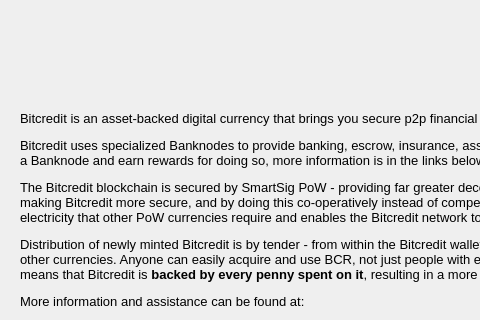
Old version of the form src/qt/forms/helpmessagedialog.ui in the repository thelonecrouton/bitcredit; both pictures show x 0 to 480 and y 0 to 320 of the 845 by 500 pixel window.
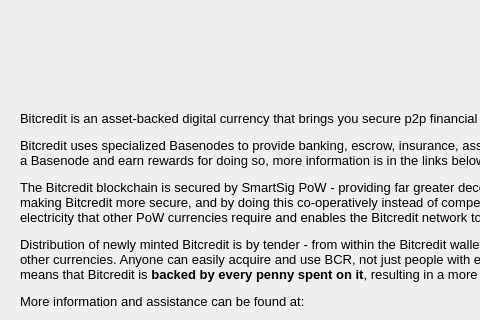
New version of the form. Icons and pictures are not drawn.

Patch:
```diff
--- a/src/qt/forms/helpmessagedialog.ui
+++ b/src/qt/forms/helpmessagedialog.ui
@@ -89,7 +89,7 @@
     </rect>
    </property>
    <property name="text">
-    <string>&lt;html&gt;&lt;head/&gt;&lt;body&gt;&lt;p&gt;Bitcredit is an asset-backed digital currency that brings you secure p2p financial services.&lt;/p&gt;&lt;p&gt;Bitcredit uses specialized Banknodes to provide banking, escrow, insurance, asset management etc. direct on the blockchain. Anyone can run a Banknode and earn rewards for doing so, more information is in the links below.&lt;/p&gt;&lt;p&gt;The Bitcredit blockchain is secured by SmartSig PoW - providing far greater decentralisation of transaction validation than traditional PoW, making Bitcredit more secure, and by doing this co-operatively instead of competitively, Bitcredit eliminates all the wasted megawatts of electricity that other PoW currencies require and enables the Bitcredit network to process greater transaction volume.&lt;/p&gt;&lt;p&gt;Distribution of newly minted Bitcredit is by tender - from within the Bitcredit wallet you can bid for and purchase BCR directly with Bitcoin and other currencies. Anyone can easily acquire and use BCR, not just people with expensive and specialised computer hardware. This also means that Bitcredit is &lt;span style=&quot; font-weight:600;&quot;&gt;backed by every penny spent on it&lt;/span&gt;, resulting in a more stable and ever increasing BCR price. &lt;/p&gt;&lt;p&gt;More information and assistance can be found at:&lt;/p&gt;&lt;p&gt;&lt;br/&gt;&lt;/p&gt;&lt;/body&gt;&lt;/html&gt;</string>
+    <string>&lt;html&gt;&lt;head/&gt;&lt;body&gt;&lt;p&gt;Bitcredit is an asset-backed digital currency that brings you secure p2p financial services.&lt;/p&gt;&lt;p&gt;Bitcredit uses specialized Basenodes to provide banking, escrow, insurance, asset management etc. direct on the blockchain. Anyone can run a Basenode and earn rewards for doing so, more information is in the links below.&lt;/p&gt;&lt;p&gt;The Bitcredit blockchain is secured by SmartSig PoW - providing far greater decentralisation of transaction validation than traditional PoW, making Bitcredit more secure, and by doing this co-operatively instead of competitively, Bitcredit eliminates all the wasted megawatts of electricity that other PoW currencies require and enables the Bitcredit network to process greater transaction volume.&lt;/p&gt;&lt;p&gt;Distribution of newly minted Bitcredit is by tender - from within the Bitcredit wallet you can bid for and purchase BCR directly with Bitcoin and other currencies. Anyone can easily acquire and use BCR, not just people with expensive and specialised computer hardware. This also means that Bitcredit is &lt;span style=&quot; font-weight:600;&quot;&gt;backed by every penny spent on it&lt;/span&gt;, resulting in a more stable and ever increasing BCR price. &lt;/p&gt;&lt;p&gt;More information and assistance can be found at:&lt;/p&gt;&lt;p&gt;&lt;br/&gt;&lt;/p&gt;&lt;/body&gt;&lt;/html&gt;</string>
    </property>
    <property name="wordWrap">
     <bool>true</bool>
```
